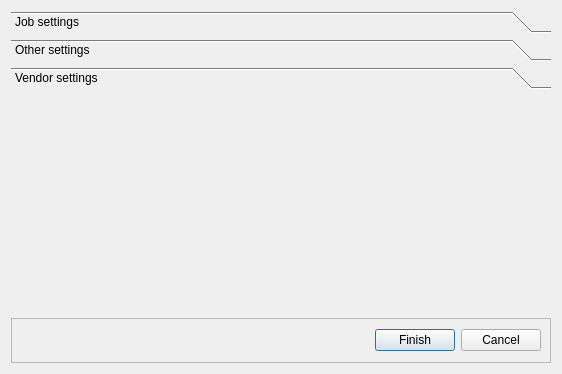
This is src/tnewprojectdialog.ui in TheLord45/tsurface as Qt 5 draws it before an edit. The edited form follows.
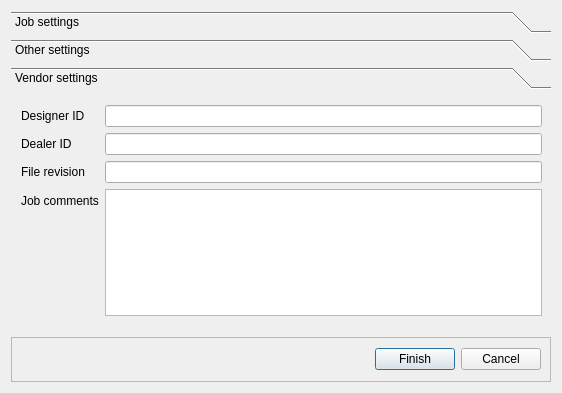
This is the edited form. The open tabs and pages were chosen to show the change.

```diff
--- a/src/tnewprojectdialog.ui
+++ b/src/tnewprojectdialog.ui
@@ -7,7 +7,7 @@
     <x>0</x>
     <y>0</y>
     <width>562</width>
-    <height>374</height>
+    <height>393</height>
    </rect>
   </property>
   <property name="windowTitle">
@@ -396,12 +396,64 @@
         <x>0</x>
         <y>0</y>
         <width>544</width>
-        <height>212</height>
+        <height>231</height>
        </rect>
       </property>
       <attribute name="label">
        <string>Vendor settings</string>
       </attribute>
+      <widget class="QWidget" name="formLayoutWidget">
+       <property name="geometry">
+        <rect>
+         <x>10</x>
+         <y>10</y>
+         <width>521</width>
+         <height>211</height>
+        </rect>
+       </property>
+       <layout class="QFormLayout" name="formLayoutVendor">
+        <item row="0" column="0">
+         <widget class="QLabel" name="labelDesigner">
+          <property name="text">
+           <string>Designer ID</string>
+          </property>
+         </widget>
+        </item>
+        <item row="0" column="1">
+         <widget class="QLineEdit" name="lineEditDesigner"/>
+        </item>
+        <item row="1" column="0">
+         <widget class="QLabel" name="labelDealer">
+          <property name="text">
+           <string>Dealer ID</string>
+          </property>
+         </widget>
+        </item>
+        <item row="1" column="1">
+         <widget class="QLineEdit" name="lineEditDealer"/>
+        </item>
+        <item row="2" column="0">
+         <widget class="QLabel" name="labelRevision">
+          <property name="text">
+           <string>File revision</string>
+          </property>
+         </widget>
+        </item>
+        <item row="2" column="1">
+         <widget class="QLineEdit" name="lineEditRevision"/>
+        </item>
+        <item row="3" column="0">
+         <widget class="QLabel" name="labelComment">
+          <property name="text">
+           <string>Job comments</string>
+          </property>
+         </widget>
+        </item>
+        <item row="3" column="1">
+         <widget class="QPlainTextEdit" name="plainTextEditComments"/>
+        </item>
+       </layout>
+      </widget>
      </widget>
     </widget>
    </item>
```
Left out of the diff: 138 changed lines with no effect on the pictures.
